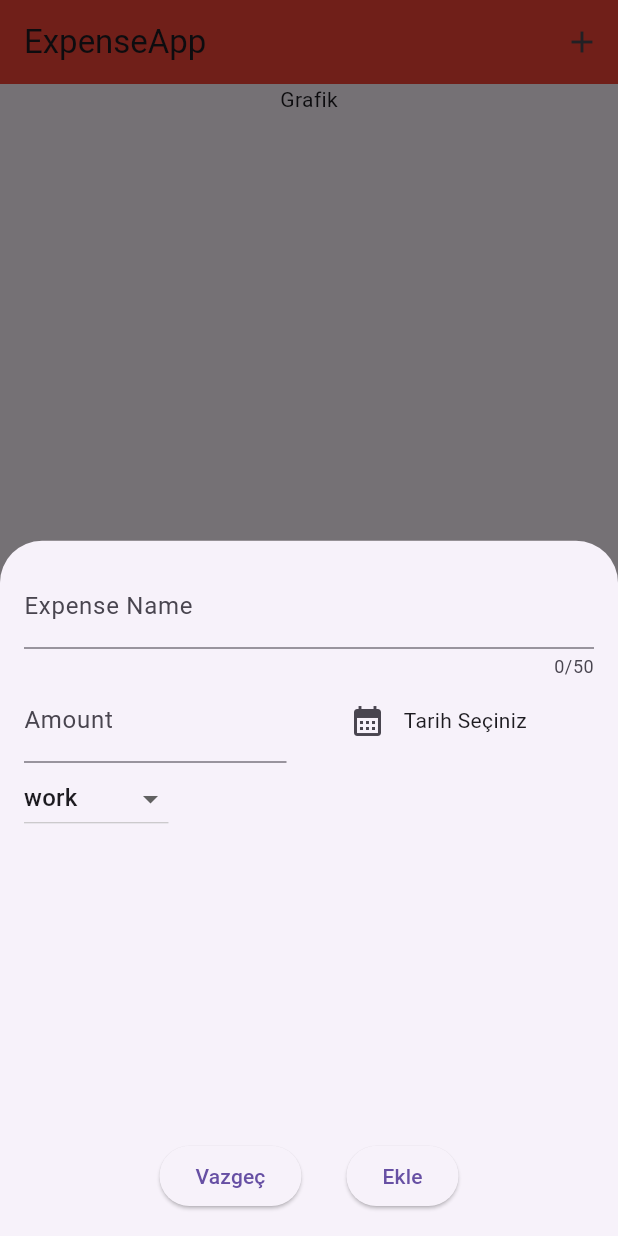
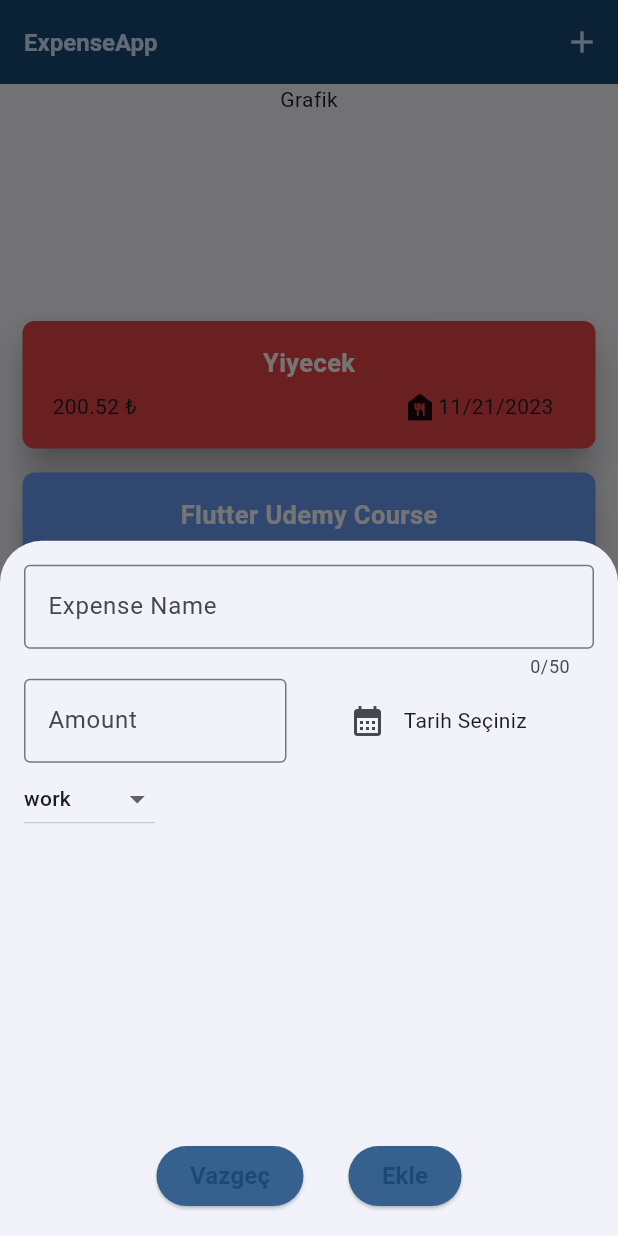
Before and after one commit to ilkrmshn/Tobeto, a Flutter app: the screen it shows after launch, after a tap on the "add" icon, on a phone screen of 412 x 824 dp. Run offline on Flutter 3.47's test engine with Material 2 defaults, Android fonts, the phone set to English and light mode, and no system bars.

Commit message:
workshop_21.11.2023

```diff
--- a/expenseapp/lib/main.dart
+++ b/expenseapp/lib/main.dart
@@ -1,9 +1,67 @@
+import 'package:expenseapp/pages/main_page.dart';
 import 'package:flutter/material.dart';
-import 'package:expenseapp/pages/main_page.dart';
 
-// Single Responsibility
+ColorScheme lightColorsScheme = ColorScheme.fromSeed(seedColor: Colors.blue);
+
 void main() {
   runApp(
-    MaterialApp(theme: ThemeData(useMaterial3: true), home: const MainPage()),
+    MaterialApp(
+      theme: ThemeData(
+        useMaterial3: true,
+        colorScheme: lightColorsScheme,
+        appBarTheme: const AppBarTheme().copyWith(
+          backgroundColor: lightColorsScheme.onPrimaryContainer,
+          foregroundColor: lightColorsScheme.primaryContainer,
+        ),
+        cardTheme: const CardTheme().copyWith(
+          color: lightColorsScheme.onPrimaryContainer,
+          elevation: 10,
+          clipBehavior: Clip.antiAlias,
+          shadowColor: Colors.grey,
+          margin: const EdgeInsets.symmetric(horizontal: 15, vertical: 8),
+          shape: RoundedRectangleBorder(
+            borderRadius: BorderRadius.circular(8),
+          ),
+        ),
+        textTheme: ThemeData().textTheme.copyWith(
+              displayLarge:
+                  const TextStyle(fontSize: 36.0, fontWeight: FontWeight.bold),
+              displayMedium:
+                  const TextStyle(fontSize: 30.0, fontWeight: FontWeight.bold),
+              bodyLarge: const TextStyle(fontSize: 16.0),
+              bodyMedium: const TextStyle(fontSize: 14.0),
+              labelLarge:
+                  const TextStyle(fontSize: 16, fontWeight: FontWeight.bold),
+              titleMedium: const TextStyle(fontSize: 14),
+              titleSmall: const TextStyle(fontSize: 12),
+              titleLarge: TextStyle(
+                fontWeight: FontWeight.bold,
+                color: lightColorsScheme.primary,
+                fontSize: 16,
+              ),
+              labelSmall: const TextStyle(
+                  fontSize: 10, decoration: TextDecoration.lineThrough),
+            ),
+        elevatedButtonTheme: ElevatedButtonThemeData(
+          style: ElevatedButton.styleFrom(
+            foregroundColor: lightColorsScheme.onPrimaryContainer,
+            backgroundColor: lightColorsScheme.primary,
+          ),
+        ),
+        snackBarTheme: SnackBarThemeData(
+          backgroundColor: lightColorsScheme.primary,
+          contentTextStyle:
+              TextStyle(color: lightColorsScheme.onSecondaryContainer),
+          actionTextColor: lightColorsScheme.onPrimaryContainer,
+        ),
+        inputDecorationTheme: const InputDecorationTheme(
+          border: OutlineInputBorder(),
+          focusedBorder: OutlineInputBorder(
+            borderSide: BorderSide(color: Colors.blue),
+          ),
+        ),
+      ),
+      home: MainPage(),
+    ),
   );
 }
--- a/expenseapp/lib/pages/expense_list.dart
+++ b/expenseapp/lib/pages/expense_list.dart
@@ -5,8 +5,9 @@ import 'package:expenseapp/widgets/expense_item.dart';
 class ExpenseList extends StatelessWidget {
   final List<Expense> expenses;
 
-  const ExpenseList({Key? key, required this.expenses}) : super(key: key);
+  const ExpenseList({Key? key, required this.expenses, required this.onRemove}) : super(key: key);
 
+  final void Function(Expense expense) onRemove;
   @override
   Widget build(BuildContext context) {
     return Center(
@@ -22,7 +23,16 @@ class ExpenseList extends StatelessWidget {
             child: ListView.builder(
               itemCount: expenses.length,
               itemBuilder: (context, index) {
-                return ExpenseItem(expenses[index]);
+                return Dismissible(
+                  key: ValueKey(expenses[index]),
+                  child: ExpenseItem(expenses[index]),
+                  onDismissed: (direction) {
+                    if (direction == DismissDirection.startToEnd) {
+                      // soldan sağa ise
+                    }
+                    onRemove(expenses[index]);
+                  },
+                );
               },
             ),
           ),
--- a/expenseapp/lib/pages/main_page.dart
+++ b/expenseapp/lib/pages/main_page.dart
@@ -20,19 +20,48 @@ class MainPage extends StatefulWidget {
 }
 
 class _MainPageState extends State<MainPage> {
-  final List<Expense> expenses = [];
-
+  //final List<Expense> expenses = [];
+  final List<Expense> expenses = [
+    Expense(
+        name: "Yiyecek",
+        price: 200.524,
+        date: DateTime.now(),
+        category: Category.food),
+    Expense(
+        name: "Flutter Udemy Course",
+        price: 200,
+        date: DateTime.now(),
+        category: Category.education),
+  ];
   void _addExpense(Expense newExpense) {
     setState(() {
       expenses.add(newExpense);
     });
   }
 
+  void removeExpense(Expense expense) {
+    setState(() {
+      expenses.remove(expense);
+      _showDeleteSnackbar(context, expense);
+    });
+  }
+
+  void _undoRemoveExpense(Expense expense) {
+    setState(() {
+      expenses.add(expense);
+    });
+
+    ScaffoldMessenger.of(context).showSnackBar(
+      const SnackBar(
+        content: Text('Expense restored'),
+      ),
+    );
+  }
+
   @override
   Widget build(BuildContext context) {
     return Scaffold(
       appBar: AppBar(
-        backgroundColor: Colors.red,
         title: const Text("ExpenseApp"),
         actions: [
           IconButton(
@@ -48,7 +77,23 @@ class _MainPageState extends State<MainPage> {
           )
         ],
       ),
-      body: ExpenseList(expenses: expenses),
+      body: ExpenseList(expenses: expenses, onRemove: removeExpense),
+    );
+  }
+
+  void _showDeleteSnackbar(BuildContext context, Expense expense) {
+    final scaffold = ScaffoldMessenger.of(context);
+    scaffold.showSnackBar(
+      SnackBar(
+        content: const Text('Expense deleted'),
+        action: SnackBarAction(
+          label: 'Undo',
+          onPressed: () {
+            _undoRemoveExpense(expense);
+            scaffold.hideCurrentSnackBar();
+          },
+        ),
+      ),
     );
   }
 }
```
